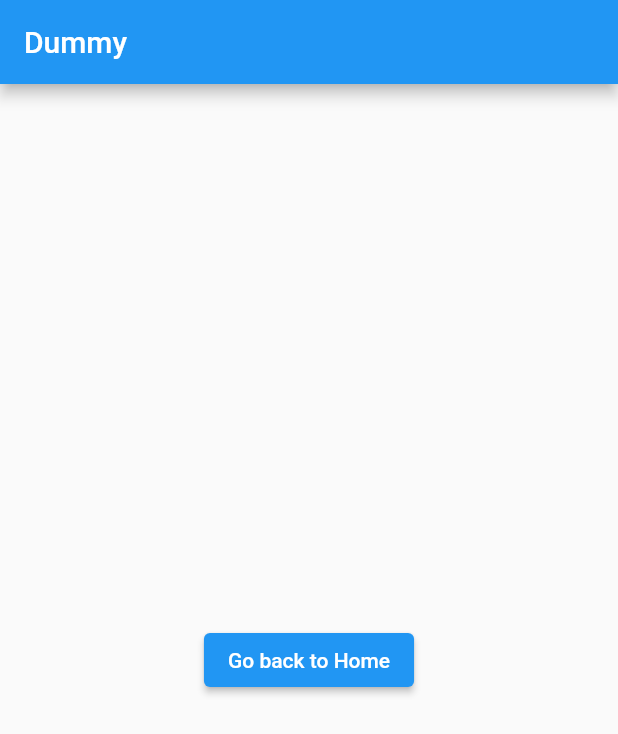
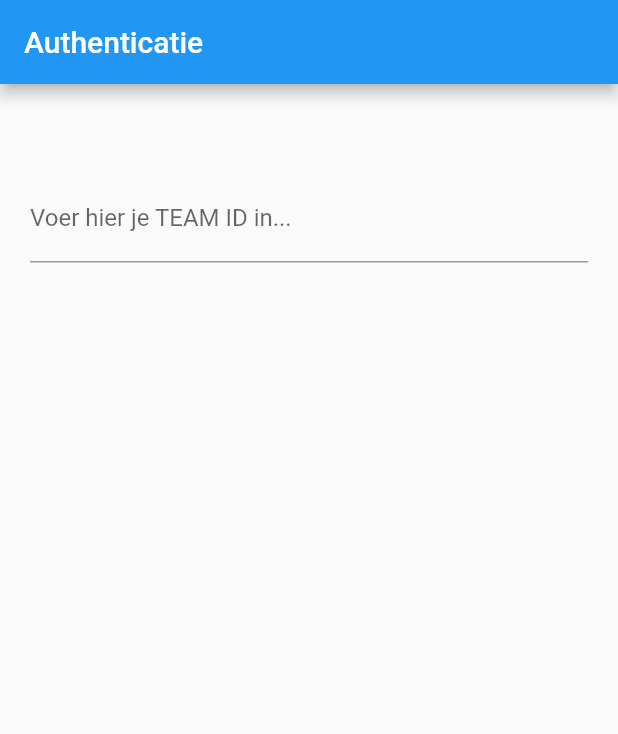
Before and after one commit to fleurieus/tapawingohike_app, a Flutter app: the screen it shows after launch, on a phone screen of 412 x 824 dp. Shown: the top 734 px of the screen. Run offline on Flutter 3.47's test engine with Material 2 defaults, Android fonts, the phone set to English and light mode, and no system bars.

Commit message:
first things first

```diff
--- a/tapa_hike/lib/main.dart
+++ b/tapa_hike/lib/main.dart
@@ -1,4 +1,7 @@
 import 'package:flutter/material.dart';
+
+import 'package:tapa_hike/pages/home.dart';
+import 'package:tapa_hike/pages/hike.dart';
 
 void main() {
   runApp(MyApp());
@@ -10,28 +13,9 @@ class MyApp extends StatelessWidget {
     return MaterialApp(
       initialRoute: "/home",
       routes: {
-        '/home': (context) => DummyPage(),
-        '/hike': (context) => DummyPage(),
+        '/home': (context) => HomePage(),
+        '/hike': (context) => HikePage(),
       },
     );
   }
 }
-
-class DummyPage extends StatelessWidget {
-  @override
-  Widget build(BuildContext context) {
-    return Scaffold(
-      appBar: AppBar(
-        title: Text('Dummy'),
-      ),
-      body: Center(
-        child: ElevatedButton(
-          onPressed: () {
-            Navigator.pushReplacementNamed(context, "/hike");
-          },
-          child: Text('Go back to Home'),
-        ),
-      ),
-    );
-  }
-}
--- a/tapa_hike/lib/pages/home.dart
+++ b/tapa_hike/lib/pages/home.dart
@@ -0,0 +1,27 @@
+import 'package:flutter/material.dart';
+
+import 'package:tapa_hike/services/socket.dart';
+
+class HomePage extends StatelessWidget {
+  @override
+  Widget build(BuildContext context) {
+    return Scaffold(
+      appBar: AppBar(
+        title: Text('Authenticatie'),
+      ),
+      body: Padding(
+          padding: const EdgeInsets.symmetric(horizontal: 20, vertical: 60),
+          child: TextFormField(
+            decoration: const InputDecoration(
+              border: UnderlineInputBorder(),
+              labelText: 'Voer hier je TEAM ID in...',
+            ),
+            onFieldSubmitted: (authStr) {
+              socketConnection.authenticate(authStr);
+              Navigator.pushReplacementNamed(context, "/hike");
+            },
+          ),
+        ),
+    );
+  }
+}
--- a/tapa_hike/lib/services/socket.dart
+++ b/tapa_hike/lib/services/socket.dart
@@ -9,10 +9,10 @@ class SocketConnection {
   late final Stream routeStream;
 
   SocketConnection () {
-        channel = WebSocketChannel.connect(Uri.parse('ws://127.0.0.1:8000'));
+      channel = WebSocketChannel.connect(Uri.parse('ws://127.0.0.1:8000/ws/app/'));
       mainStream = channel.stream.map((data) => json.decode(data)).asBroadcastStream();
 
-        routeStream = mainStream.where((data) => data['type'] == 'route').cast().asBroadcastStream();
+      routeStream = mainStream.where((data) => data['type'] == 'route').asBroadcastStream();
   }
 
   void sendJson(data) {
--- a/tapa_hike/lib/widgets/routes.dart
+++ b/tapa_hike/lib/widgets/routes.dart
@@ -0,0 +1,5 @@
+Map hikeTypeWidgets = {
+  "coordinate": "",
+  "image": "",
+  "audio": "",
+};
```
Also changed, not shown: tapa_hike/lib/pages/hike.dart (+18 -0 lines), tapa_hike/lib/widgets/loading.dart (added, +9 -0 lines). Lines whose indentation alone changed are shown as unchanged.
